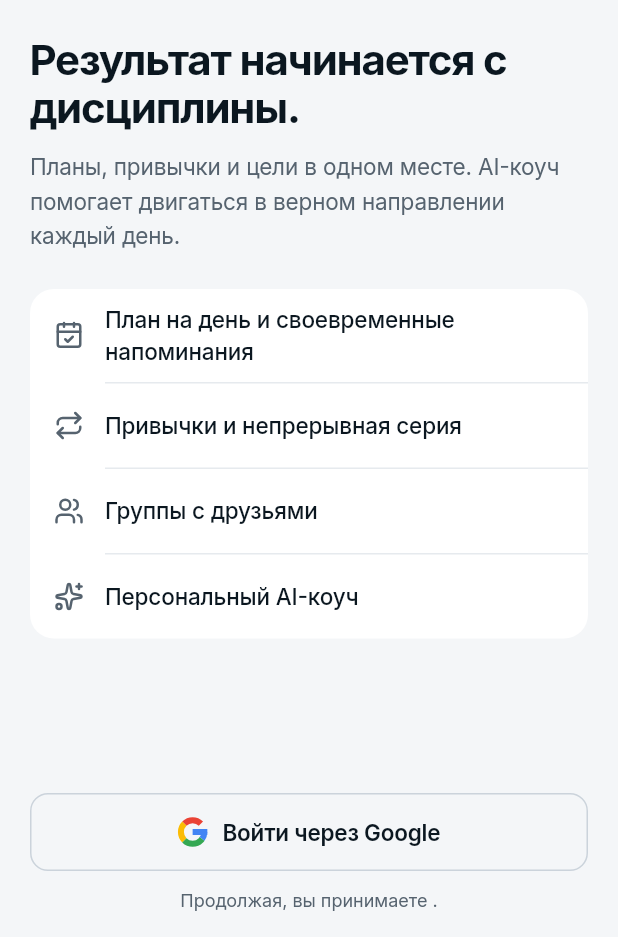
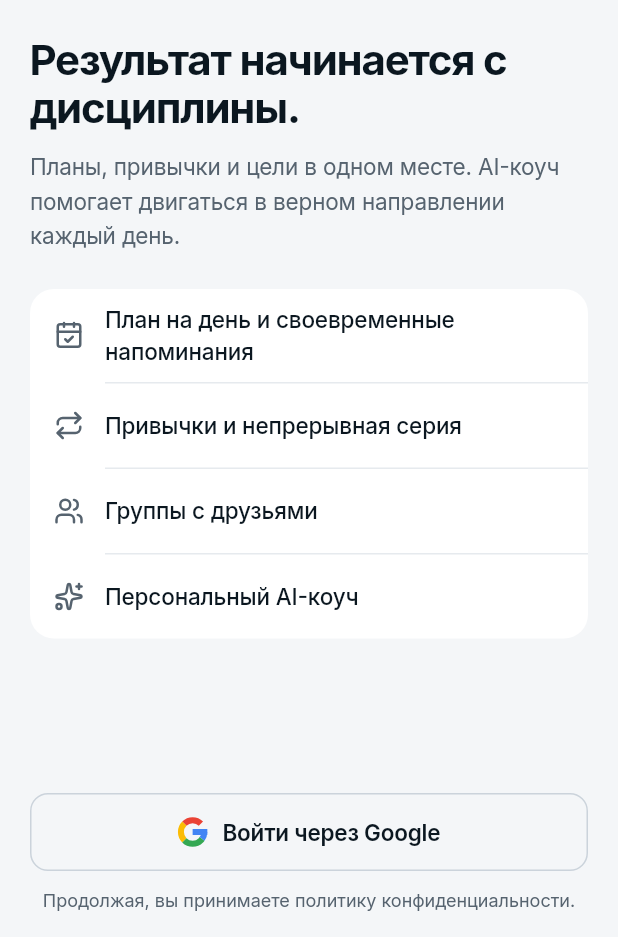
Before and after one commit to abduraxmon313/IntizomAi_ilova, a Flutter app: the screen it shows after launch, after a tap on "RU", on a phone screen of 412 x 824 dp, the part 299-1236 px from its top. Run offline on Flutter 3.47's test engine with Material 3 defaults, Android fonts, the phone set to English and light mode, and no system bars; our stand-ins replace flutter_local_notifications, flutter_secure_storage, google_sign_in, image_picker, lucide_icons_flutter, share_plus and 3 more; accounts and stored records are empty.

Commit message:
fix(login): Google sozlama xatosini ko'rsatish, maxfiylik havolasini ishonchli ochish

```diff
--- a/lib/l10n/catalog.dart
+++ b/lib/l10n/catalog.dart
@@ -505,4 +505,7 @@ const interfaceTranslations = <String, (String, String)>{
   "Ustoz": ("Мастер", "Master"),
   "Afsona": ("Легенда", "Legend"),
   "Mifik": ("Мифический", "Mythic"),
+  "Google kirishni tasdiqlamadi. Google Cloud'dagi Android client (paket nomi va SHA-1) hamda Web client bitta loyihada ekanini tekshiring. ({v0})": ("Google не подтвердил вход. Проверьте, что Android-клиент (пакет и SHA-1) и Web-клиент находятся в одном проекте Google Cloud. ({v0})", "Google rejected the sign-in. Check that the Android client (package name and SHA-1) and the Web client are in the same Google Cloud project. ({v0})"),
+  "Davom etish orqali maxfiylik siyosatiga rozilik bildirasiz.": ("Продолжая, вы принимаете политику конфиденциальности.", "By continuing you accept the privacy policy."),
+  "Sahifani ochib bo'lmadi: {v0}": ("Не удалось открыть страницу: {v0}", "Couldn't open the page: {v0}"),
 };
--- a/lib/screens/auth/login_page.dart
+++ b/lib/screens/auth/login_page.dart
@@ -45,6 +45,13 @@ class _LoginPageState extends State<LoginPage> {
       widget.onLoginSuccess(r);
     } on AuthCancelled {
       // Foydalanuvchi oynani yopdi — hech narsa ko'rsatmaymiz.
+    } on GoogleConfigError catch (e) {
+      if (mounted) {
+        setState(() => _error = context.tr(
+          "Google kirishni tasdiqlamadi. Google Cloud'dagi Android client (paket nomi va SHA-1) hamda Web client bitta loyihada ekanini tekshiring. ({v0})",
+          {'v0': e.toString()},
+        ));
+      }
     } on ApiException catch (e) {
       if (mounted) setState(() => _error = e.message);
     } catch (e) {
@@ -52,6 +59,16 @@ class _LoginPageState extends State<LoginPage> {
     } finally {
       if (mounted) setState(() => _busy = null);
     }
+  }
+
+  Future<void> _openPrivacy() async {
+    final uri = Uri.parse('${kApiBaseUrl.trim().replaceAll(RegExp(r'/+$'), '')}/privacy');
+    for (final mode in [LaunchMode.externalApplication, LaunchMode.inAppBrowserView, LaunchMode.platformDefault]) {
+      try {
+        if (await launchUrl(uri, mode: mode)) return;
+      } catch (_) {}
+    }
+    if (mounted) toast(context, context.tr("Sahifani ochib bo'lmadi: {v0}", {'v0': uri.toString()}));
   }
 
   @override
@@ -164,27 +181,19 @@ class _LoginPageState extends State<LoginPage> {
                               ),
                       ),
                       const SizedBox(height: AppSpace.md),
-                      Wrap(
-                        alignment: WrapAlignment.center,
-                        children: [
-                          Text(
-                            context.tr("Davom etish orqali "),
-                            style: AppType.caption.copyWith(fontWeight: FontWeight.w400, color: scheme.onSurfaceVariant),
+                      Text(
+                        context.tr("Davom etish orqali maxfiylik siyosatiga rozilik bildirasiz."),
+                        textAlign: TextAlign.center,
+                        style: AppType.caption.copyWith(fontWeight: FontWeight.w400, color: scheme.onSurfaceVariant),
+                      ),
+                      if (kApiBaseUrl.isNotEmpty)
+                        Center(
+                          child: TextButton(
+                            onPressed: _openPrivacy,
+                            style: TextButton.styleFrom(minimumSize: const Size(0, 40)),
+                            child: Text(context.tr("Maxfiylik siyosati")),
                           ),
-                          if (kApiBaseUrl.isNotEmpty)
-                            GestureDetector(
-                              onTap: () => launchUrl(Uri.parse('$kApiBaseUrl/privacy'), mode: LaunchMode.externalApplication),
-                              child: Text(
-                                context.tr("maxfiylik siyosatiga"),
-                                style: AppType.caption.copyWith(color: scheme.primary, decoration: TextDecoration.underline),
-                              ),
-                            ),
-                          Text(
-                            context.tr(" rozilik bildirasiz."),
-                            style: AppType.caption.copyWith(fontWeight: FontWeight.w400, color: scheme.onSurfaceVariant),
-                          ),
-                        ],
-                      ),
+                        ),
                     ],
                   ),
                 ),
--- a/lib/services/auth_service.dart
+++ b/lib/services/auth_service.dart
@@ -21,6 +21,16 @@ class AuthResult {
 /// Foydalanuvchi kirish oynasini o'zi yopdi — xato sifatida ko'rsatilmaydi.
 class AuthCancelled implements Exception {
   const AuthCancelled();
+}
+
+/// Google kirishni rad etdi (odatda Google Cloud sozlamasi: paket nomi, SHA-1 yoki client ID).
+class GoogleConfigError implements Exception {
+  const GoogleConfigError({required this.code, this.details = ''});
+  final String code;
+  final String details;
+
+  @override
+  String toString() => details.isEmpty ? code : '$code: $details';
 }
 
 /// Kirish: iOS — Apple yoki Google, Android — faqat Google.
@@ -54,12 +64,15 @@ class AuthService {
     try {
       account = await GoogleSignIn.instance.authenticate(scopeHint: const ['email', 'profile']);
     } on GoogleSignInException catch (e) {
-      if (e.code == GoogleSignInExceptionCode.canceled ||
-          e.code == GoogleSignInExceptionCode.interrupted ||
-          e.code == GoogleSignInExceptionCode.uiUnavailable) {
-        throw const AuthCancelled();
-      }
-      throw ApiException(e.description ?? 'Google: ${e.code.name}');
+      debugPrint('Google Sign-In xato: ${e.code.name} — ${e.description}');
+      final desc = (e.description ?? '').trim();
+      // Android Credential Manager sozlama xatosini ham "canceled" deb qaytaradi
+      // (masalan "[16] Account reauth failed" — SHA-1 yoki client ID mos emas).
+      // Faqat haqiqiy bekor qilish jim o'tadi, qolgani foydalanuvchiga ko'rsatiladi.
+      final userCancelled = e.code == GoogleSignInExceptionCode.canceled &&
+          (desc.isEmpty || desc.toLowerCase().contains('cancel'));
+      if (userCancelled) throw const AuthCancelled();
+      throw GoogleConfigError(code: e.code.name, details: desc);
     }
     final idToken = account.authentication.idToken;
     if (idToken == null || idToken.isEmpty) {
```
